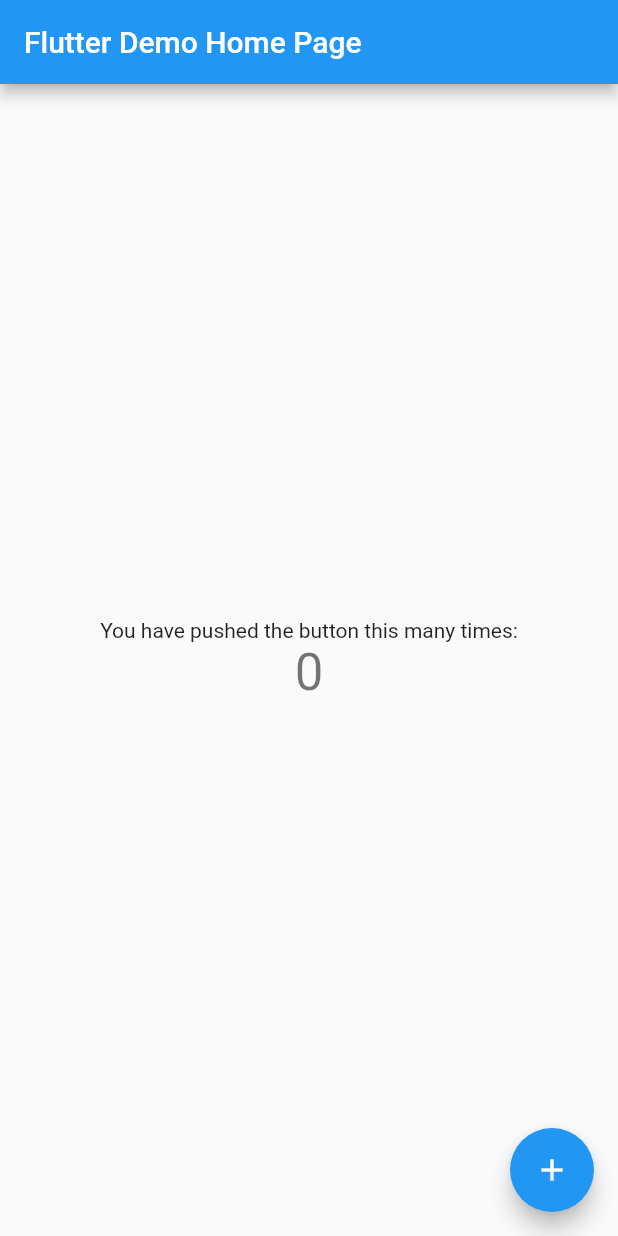
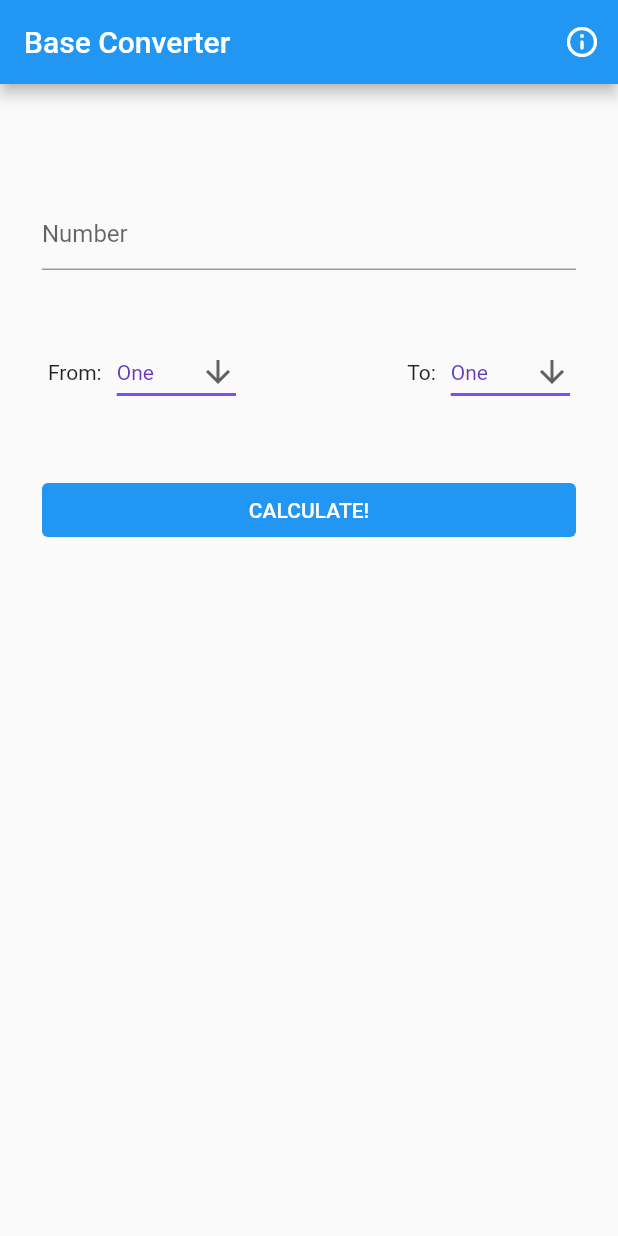
Before and after one commit to EmaMaker/base-converter, a Flutter app: the screen it shows after launch, on a phone screen of 412 x 824 dp. Run offline on Flutter 3.47's test engine with Material 2 defaults, Android fonts, the light colour scheme and no system bars.

Commit message:
initial app structure

```diff
--- a/lib/main.dart
+++ b/lib/main.dart
@@ -11,7 +11,7 @@
   @override
   Widget build(BuildContext context) {
     return MaterialApp(
-      title: 'Flutter Demo',
+      title: 'Base Converter',
       theme: ThemeData(
         // This is the theme of your application.
         //
@@ -24,92 +24,176 @@
         // is not restarted.
         primarySwatch: Colors.blue,
       ),
-      home: const MyHomePage(title: 'Flutter Demo Home Page'),
+      home: const MyHomePage(),
     );
   }
 }
 
 class MyHomePage extends StatefulWidget {
-  const MyHomePage({Key? key, required this.title}) : super(key: key);
-
-  // This widget is the home page of your application. It is stateful, meaning
-  // that it has a State object (defined below) that contains fields that affect
-  // how it looks.
-
-  // This class is the configuration for the state. It holds the values (in this
-  // case the title) provided by the parent (in this case the App widget) and
-  // used by the build method of the State. Fields in a Widget subclass are
-  // always marked "final".
-
-  final String title;
+  const MyHomePage({Key? key}) : super(key: key);
 
   @override
   State<MyHomePage> createState() => _MyHomePageState();
 }
 
 class _MyHomePageState extends State<MyHomePage> {
-  int _counter = 0;
+  String fromBase = "One";
+  String toBase = "One";
 
-  void _incrementCounter() {
-    setState(() {
-      // This call to setState tells the Flutter framework that something has
-      // changed in this State, which causes it to rerun the build method below
-      // so that the display can reflect the updated values. If we changed
-      // _counter without calling setState(), then the build method would not be
-      // called again, and so nothing would appear to happen.
-      _counter++;
-    });
+  String result = "";
+
+  late TextEditingController _controller;
+  RichText richText = RichText(text: const TextSpan());
+
+  @override
+  void initState() {
+    super.initState();
+    _controller = TextEditingController();
   }
 
   @override
   Widget build(BuildContext context) {
-    // This method is rerun every time setState is called, for instance as done
-    // by the _incrementCounter method above.
-    //
-    // The Flutter framework has been optimized to make rerunning build methods
-    // fast, so that you can just rebuild anything that needs updating rather
-    // than having to individually change instances of widgets.
     return Scaffold(
       appBar: AppBar(
-        // Here we take the value from the MyHomePage object that was created by
-        // the App.build method, and use it to set our appbar title.
-        title: Text(widget.title),
+        title: const Text("Base Converter"),
+        actions: [
+          IconButton(
+              onPressed: () => {
+                    showDialog(
+                        context: context,
+                        builder: (BuildContext context) {
+                          return AlertDialog(
+                              title: const Text("How to use:"),
+                              content: const Text(
+                                "Input the number you want to convert, select the base it is in and the base you want convert it into. Then click \"Calculate\" and the result will appear at the bottom of the screen!",
+                                style: TextStyle(fontSize: 13),
+                              ),
+                              contentPadding:
+                                  const EdgeInsets.fromLTRB(24, 16, 24, 8),
+                              actions: [
+                                TextButton(
+                                    onPressed: () => {Navigator.pop(context)},
+                                    child: Row(
+                                        mainAxisAlignment:
+                                            MainAxisAlignment.center,
+                                        children: const [Text("Close")]))
+                              ]);
+                        }),
+                  },
+              icon: const Icon(Icons.info_outline_rounded))
+        ],
       ),
-      body: Center(
-        // Center is a layout widget. It takes a single child and positions it
-        // in the middle of the parent.
+      body: SafeArea(
+        child: Container(
+          margin: const EdgeInsets.fromLTRB(24, 32, 24, 32),
+          child: Column(children: [
+            mainBody(),
+            Expanded(
+              child: Center(child: richText),
+            )
+          ]),
+        ),
+      ),
+    );
+  }
+
+  Container mainBody() {
+    return Container(
+      height: 320,
+      margin: const EdgeInsets.all(0),
+      padding: const EdgeInsets.all(4),
+      child: Center(
         child: Column(
-          // Column is also a layout widget. It takes a list of children and
-          // arranges them vertically. By default, it sizes itself to fit its
-          // children horizontally, and tries to be as tall as its parent.
-          //
-          // Invoke "debug painting" (press "p" in the console, choose the
-          // "Toggle Debug Paint" action from the Flutter Inspector in Android
-          // Studio, or the "Toggle Debug Paint" command in Visual Studio Code)
-          // to see the wireframe for each widget.
-          //
-          // Column has various properties to control how it sizes itself and
-          // how it positions its children. Here we use mainAxisAlignment to
-          // center the children vertically; the main axis here is the vertical
-          // axis because Columns are vertical (the cross axis would be
-          // horizontal).
-          mainAxisAlignment: MainAxisAlignment.center,
-          children: <Widget>[
-            const Text(
-              'You have pushed the button this many times:',
+          mainAxisAlignment: MainAxisAlignment.spaceEvenly,
+          crossAxisAlignment: CrossAxisAlignment.center,
+          children: [
+            TextField(
+              controller: _controller,
+              decoration: const InputDecoration(hintText: "Number "),
             ),
-            Text(
-              '$_counter',
-              style: Theme.of(context).textTheme.headline4,
-            ),
+            Row(mainAxisAlignment: MainAxisAlignment.spaceBetween, children: [
+              baseSelector("From:", fromBase),
+              baseSelector("To:", toBase)
+            ]),
+            Row(children: [
+              Expanded(
+                  child: TextButton(
+                      style: ButtonStyle(
+                          backgroundColor:
+                              MaterialStateProperty.all<Color>(Colors.blue)),
+                      onPressed: calculate,
+                      child: const Text("CALCULATE!",
+                          style: TextStyle(color: Colors.white))))
+            ]),
           ],
         ),
       ),
-      floatingActionButton: FloatingActionButton(
-        onPressed: _incrementCounter,
-        tooltip: 'Increment',
-        child: const Icon(Icons.add),
-      ), // This trailing comma makes auto-formatting nicer for build methods.
+    );
+  }
+
+  void calculate() {}
+
+  void decimalToBase() {}
+
+  void baseToDecimal() {}
+
+  Container baseSelector(String labelText, String value) {
+    return Container(
+      margin: const EdgeInsets.all(4),
+      child: Row(
+        mainAxisAlignment: MainAxisAlignment.center,
+        children: [
+          Text(labelText),
+          const SizedBox(
+            width: 10,
+          ),
+          dpb(value),
+        ],
+      ),
+    );
+  }
+
+  DropdownButton dpb(String dropdownValue) {
+    return DropdownButton<String>(
+      value: dropdownValue,
+      icon: const Icon(Icons.arrow_downward),
+      iconSize: 24,
+      elevation: 16,
+      style: const TextStyle(color: Colors.deepPurple),
+      underline: Container(
+        height: 2,
+        color: Colors.deepPurpleAccent,
+      ),
+      onChanged: (String? newValue) {
+        setState(() {
+          dropdownValue = newValue!;
+        });
+      },
+      items: <String>[
+        'One',
+        'Two',
+        'Three',
+        'Four',
+        'Five',
+        'Six',
+        'Seven',
+        'Eight',
+        'Nine',
+        'Ten',
+        'Eleven',
+        'Twelve',
+        'Thirteen',
+        'Fourteen',
+        'Fifteen',
+        'Hex',
+        'BCD',
+        '2\'s CP'
+      ].map<DropdownMenuItem<String>>((String value) {
+        return DropdownMenuItem<String>(
+          value: value,
+          child: Text(value),
+        );
+      }).toList(),
     );
   }
 }
```
